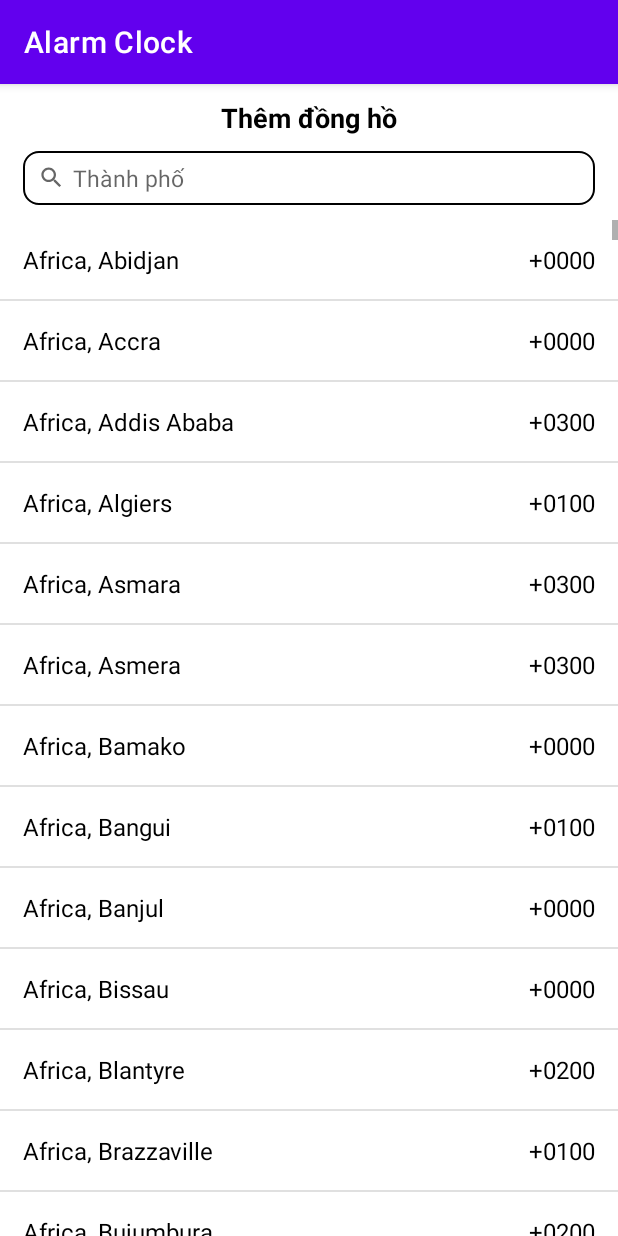
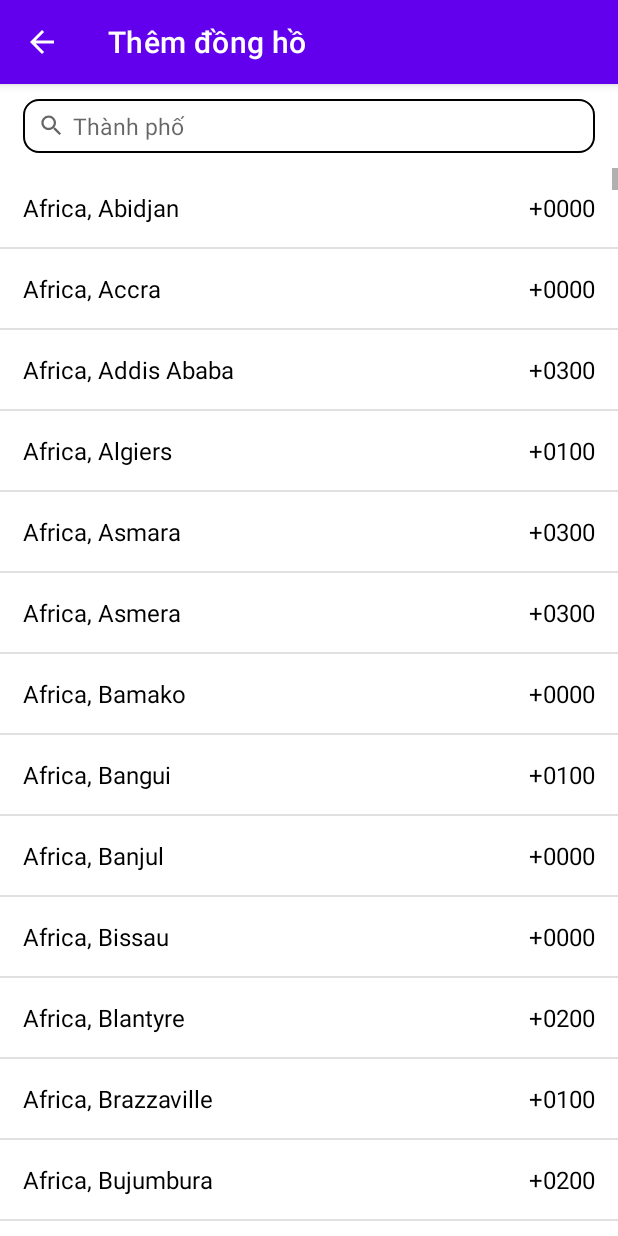
Before and after one commit to CaoVanTan/alarm-clock, an Android app: the AddClockActivity screen opened directly, with no data from a screen before it, on a phone screen of 412 x 824 dp. Run offline under Robolectric (Android 15) with nearby library versions, the phone set to English and light mode, and no system bars.

Commit message:
complete add timezone and delete clock

```diff
--- a/app/src/main/java/com/example/alarmclock/AddClockActivity.java
+++ b/app/src/main/java/com/example/alarmclock/AddClockActivity.java
@@ -6,6 +6,7 @@ import androidx.fragment.app.FragmentTransaction;
 
 import android.content.Intent;
 import android.os.Bundle;
+import android.os.Handler;
 import android.util.Log;
 import android.view.View;
 import android.widget.AdapterView;
@@ -19,7 +20,7 @@ import java.util.Date;
 import java.util.TimeZone;
 
 public class AddClockActivity extends AppCompatActivity {
-    ListView listView;
+    ListView lvTimeZone;
     EditText inputSearch;
     SimpleDateFormat dateFormat;
     TimeZone timeZone;
@@ -29,19 +30,17 @@ public class AddClockActivity extends AppCompatActivity {
     CustomTimeZonekArrayAdapter timeZoneArrayAdapter;
     ClockDbHelper db;
 
-//    TimeZoneAdapter timeZoneAdapter = null;
-
     @Override
     protected void onCreate(Bundle savedInstanceState) {
         super.onCreate(savedInstanceState);
         setContentView(R.layout.activity_add_clock);
 
-        listView = (ListView) findViewById(R.id.lvTimeZone);
+        lvTimeZone = (ListView) findViewById(R.id.lvTimeZone);
         inputSearch = (EditText) findViewById(R.id.inputSearch);
 
         timeZoneList = new ArrayList<>();
         listItems = TimeZone.getAvailableIDs();
-        dateFormat = new SimpleDateFormat("ZZZZ, hh:mm");
+        dateFormat = new SimpleDateFormat("ZZZZ");
         now = new Date();
 
         for (int i = 0; i < listItems.length; ++i) {
@@ -51,26 +50,32 @@ public class AddClockActivity extends AppCompatActivity {
             timeZoneList.add(timeZoneData);
         }
 
-        Log.i("Format", dateFormat.toString());
-
         timeZoneArrayAdapter = new CustomTimeZonekArrayAdapter(AddClockActivity.this, R.layout.activity_time_zone_show, timeZoneList);
-        listView.setAdapter(timeZoneArrayAdapter);
+        lvTimeZone.setAdapter(timeZoneArrayAdapter);
 
         db = new ClockDbHelper(this);
 
-        listView.setOnItemClickListener(new AdapterView.OnItemClickListener() {
+        lvTimeZone.setOnItemClickListener(new AdapterView.OnItemClickListener() {
             @Override
             public void onItemClick(AdapterView<?> adapterView, View view, int position, long l) {
+//                Kiểm tra tồn tại ID
                 TimeZoneData timeZoneData;
-                timeZoneData = db.getTimeZoneById(position);
-                Log.i("Time", String.valueOf(timeZoneData.getId()) + String.valueOf(position));
-//                if(timeZoneData.getId() != position) {
-//                    timeZoneData = new TimeZoneData(position, timeZoneList.get(position).getName(), timeZoneList.get(position).getTime());
-//                    db.insertClock(timeZoneData);
-//                }
+                timeZoneData = new TimeZoneData(position, timeZoneList.get(position).getName(), timeZoneList.get(position).getTimeZone());
+                db.insertClock(timeZoneData);
 
-//                Intent intent = new Intent(AddClockActivity.this, ClockFragment.class);
-//                startActivity(intent);
+                Toast.makeText(AddClockActivity.this, "Thêm thành công!", Toast.LENGTH_SHORT).show();
+
+//                final Handler handler = new Handler();
+//                handler.postDelayed(new Runnable() {
+//                    @Override
+//                    public void run() {
+//                        Intent intent = new Intent(AddClockActivity.this, ClockFragment.class);
+//                        startActivity(intent);
+//                    }
+//                }, 100);
+                Intent intent = new Intent(AddClockActivity.this, ClockFragment.class);
+                startActivity(intent);
+//                finish();
             }
         });
 
@@ -105,53 +110,5 @@ public class AddClockActivity extends AppCompatActivity {
 
 //    private void filter(String text) {
 //        timeZoneList = new ArrayList<>();
-//
-//    }
-
-//    public class TimeZoneAdapter extends ArrayAdapter<TimeZoneData> {
-//        List<TimeZoneData> objects = null;
-//
-//        public TimeZoneAdapter(@NonNull Context context, int textViewResourceId, ArrayList<TimeZoneData> objects) {
-//            super(context, textViewResourceId, objects);
-//            this.objects = objects;
-//        }
-//
-//        @Override
-//        public int getCount() {
-//            return (objects != null) ? objects.size() : 0;
-//        }
-//
-//        @Nullable
-//        @Override
-//        public TimeZoneData getItem(int position) {
-//            return (objects != null) ? objects.get(position) : null;
-//        }
-//
-//        @Override
-//        public long getItemId(int position) {
-//            return position;
-//        }
-//
-//        @NonNull
-//        @Override
-//        public View getView(int position, @Nullable View convertView, @NonNull ViewGroup parent) {
-//            View view = convertView;
-//
-//            if (null == view) {
-//                LayoutInflater layoutInflater = (LayoutInflater) AddClockActivity.this.getSystemService(Context.LAYOUT_INFLATER_SERVICE);
-//                view = layoutInflater.inflate(R.layout.fragment_clock_show, null);
-//            }
-//
-//            TimeZoneData data = objects.get(position);
-//
-//            if (null != data) {
-//                txtLocation = (TextView) findViewById(R.id.txtLocation);
-//                txtGMT = (TextView) findViewById(R.id.txtGMT);
-//
-//                txtLocation.setText(data.name);
-//                txtGMT.setText(data.time);
-//            }
-//            return view;
-//        }
 //    }
 }
--- a/app/src/main/java/com/example/alarmclock/ClockDbHelper.java
+++ b/app/src/main/java/com/example/alarmclock/ClockDbHelper.java
@@ -5,21 +5,24 @@ import android.content.Context;
 import android.database.Cursor;
 import android.database.sqlite.SQLiteDatabase;
 import android.util.Log;
+import android.widget.Toast;
 
 import androidx.annotation.Nullable;
 
 import java.util.ArrayList;
 
-public class ClockDbHelper extends SQLiteOpenHelper {
+public class ClockDbHelper extends android.database.sqlite.SQLiteOpenHelper {
+    Context context;
     private static final String TAG = "ClockDbHelper";
     private static final String DATABASE_NAME = "Clock.db";
+    private static final int DATABASE_VERSION = 1;
     private static final String TABLE_CLOCK = "clock";
     private static final String COLUMN_ID = "id";
     private static final String COLUMN_NAME = "name";
     private static final String COLUMN_TIMEZONE = "timeZone";
 
     public ClockDbHelper(@Nullable Context context) {
-        super(context);
+        super(context, DATABASE_NAME, null, DATABASE_VERSION);
     }
 
     @Override
@@ -74,21 +77,6 @@ public class ClockDbHelper extends SQLiteOpenHelper {
         return timeZoneList;
     }
 
-//    public void checkExistId(int id) {
-//        Log.i(TAG, "ClockDbHelper.checkExistId ... " + id);
-//
-//        SQLiteDatabase db = this.getReadableDatabase();
-//
-//        Cursor cursor = db.query(TABLE_CLOCK, new String[] { COLUMN_ID, COLUMN_NAME, COLUMN_TIMEZONE }, COLUMN_ID + "= ?",
-//                new String[] { String.valueOf(id) }, null, null, null, null);
-//        if (cursor != null)
-//            cursor.moveToFirst();
-//
-//        TimeZoneData timeZone = new TimeZoneData(Integer.parseInt(cursor.getString(0)), cursor.getString(1), cursor.getString(2));
-//
-//    }
-
-
     public void insertClock(TimeZoneData timeZone) {
         Log.i(TAG, "ClockDbHelper.insertClock ... " + timeZone.getId());
 
@@ -97,10 +85,9 @@ public class ClockDbHelper extends SQLiteOpenHelper {
         ContentValues values = new ContentValues();
         values.put(COLUMN_ID, timeZone.getId());
         values.put(COLUMN_NAME, timeZone.getName());
-        values.put(COLUMN_TIMEZONE, timeZone.getTime());
+        values.put(COLUMN_TIMEZONE, timeZone.getTimeZone());
 
         db.insert(TABLE_CLOCK, null, values);
-
         db.close();
     }
 
@@ -109,6 +96,7 @@ public class ClockDbHelper extends SQLiteOpenHelper {
 
         SQLiteDatabase db = this.getWritableDatabase();
         db.delete(TABLE_CLOCK, COLUMN_ID + " = ?", new String[] { String.valueOf(id) });
+
         db.close();
     }
 }
--- a/app/src/main/java/com/example/alarmclock/CustomTimeZonekArrayAdapter.java
+++ b/app/src/main/java/com/example/alarmclock/CustomTimeZonekArrayAdapter.java
@@ -35,18 +35,8 @@ public class CustomTimeZonekArrayAdapter extends ArrayAdapter<TimeZoneData> {
         txtLocation.setText(arrayList.get(position).getName());
 
         TextView txtGMT = (TextView) convertView.findViewById(R.id.txtGMT);
-        txtGMT.setText(getDisplayTimeZone(arrayList.get(position).getTime()));
+        txtGMT.setText(arrayList.get(position).getTimeZone());
 
         return convertView;
     }
-
-    private String getDisplayTimeZone(String timeZoneName) {
-        String displayName = timeZoneName;
-        int sep = timeZoneName.indexOf(", ");
-        if (sep != -1) {
-            displayName = timeZoneName.substring(0, sep);
-        }
-
-        return displayName;
-    }
 }
--- a/app/src/main/java/com/example/alarmclock/SQLiteOpenHelper.java
+++ b/app/src/main/java/com/example/alarmclock/SQLiteOpenHelper.java
@@ -6,8 +6,8 @@ import android.database.sqlite.SQLiteDatabase;
 import androidx.annotation.Nullable;
 
 public class SQLiteOpenHelper extends android.database.sqlite.SQLiteOpenHelper {
-    public static final String DATABASE_NAME = "clock.db";
-    public static final int DATABASE_VERSION = 1;
+    private static final String DATABASE_NAME = "clock.db";
+    private static final int DATABASE_VERSION = 1;
     private static final String TABLE_CLOCK = "clock";
     private static final String COLUMN_ID ="id";
     private static final String COLUMN_Name ="name";
--- a/app/src/main/java/com/example/alarmclock/TimeZoneData.java
+++ b/app/src/main/java/com/example/alarmclock/TimeZoneData.java
@@ -3,12 +3,12 @@ package com.example.alarmclock;
 public class TimeZoneData {
     public int id;
     public String name;
-    public String time;
+    public String timeZone;
 
-    public TimeZoneData(int id, String name, String time) {
+    public TimeZoneData(int id, String name, String timeZone) {
         this.id = id;
         this.name = name;
-        this.time = time;
+        this.timeZone = timeZone;
     }
 
     public TimeZoneData() {
@@ -22,7 +22,7 @@ public class TimeZoneData {
         return name;
     }
 
-    public String getTime() {
-        return time;
+    public String getTimeZone() {
+        return timeZone;
     }
 }
--- a/app/src/main/res/layout/activity_add_clock.xml
+++ b/app/src/main/res/layout/activity_add_clock.xml
@@ -6,20 +6,20 @@
     android:layout_height="match_parent"
     tools:context=".AddClockActivity">
 
-    <TextView
-        android:id="@+id/textView2"
-        android:layout_width="match_parent"
-        android:layout_height="wrap_content"
-        android:layout_marginTop="10dp"
-        android:layout_marginBottom="10dp"
-        android:text="Thêm đồng hồ"
-        android:textAlignment="center"
-        android:textSize="18sp"
-        android:textStyle="bold"
-        android:textColor="@color/black"
-        app:layout_constraintEnd_toEndOf="parent"
-        app:layout_constraintStart_toStartOf="parent"
-        app:layout_constraintTop_toTopOf="parent" />
+<!--    <TextView-->
+<!--        android:id="@+id/textView2"-->
+<!--        android:layout_width="match_parent"-->
+<!--        android:layout_height="wrap_content"-->
+<!--        android:layout_marginTop="10dp"-->
+<!--        android:layout_marginBottom="10dp"-->
+<!--        android:text="Thêm đồng hồ"-->
+<!--        android:textAlignment="center"-->
+<!--        android:textSize="18sp"-->
+<!--        android:textStyle="bold"-->
+<!--        android:textColor="@color/black"-->
+<!--        app:layout_constraintEnd_toEndOf="parent"-->
+<!--        app:layout_constraintStart_toStartOf="parent"-->
+<!--        app:layout_constraintTop_toTopOf="parent" />-->
 
     <EditText
         android:id="@+id/inputSearch"
@@ -36,7 +36,7 @@
         android:background="@drawable/custom_input_search"
         app:layout_constraintEnd_toEndOf="parent"
         app:layout_constraintStart_toStartOf="parent"
-        app:layout_constraintTop_toBottomOf="@+id/textView2" />
+        app:layout_constraintTop_toTopOf="parent" />
 
     <ListView
         android:id="@+id/lvTimeZone"
--- a/app/src/main/res/layout/activity_main.xml
+++ b/app/src/main/res/layout/activity_main.xml
@@ -4,7 +4,6 @@
     xmlns:tools="http://schemas.android.com/tools"
     android:layout_width="match_parent"
     android:layout_height="match_parent"
-    android:layout_marginHorizontal="10dp"
     android:orientation="vertical"
     tools:context=".MainActivity">
 
```
Also changed, not shown: app/src/main/AndroidManifest.xml (+6 -1 lines), app/src/main/java/com/example/alarmclock/ClockFragment.java (+49 -15 lines), app/src/main/java/com/example/alarmclock/CustomClockArrayAdapter.java (+5 -12 lines), app/src/main/java/com/example/alarmclock/Test.java (added, +24 -0 lines), app/src/main/res/drawable/ic_add.xml (+3 -6 lines), app/src/main/res/layout/activity_clock_show.xml (+15 -3 lines), app/src/main/res/layout/activity_test.xml (added, +22 -0 lines), app/src/main/res/layout/fragment_clock.xml (+18 -5 lines).
